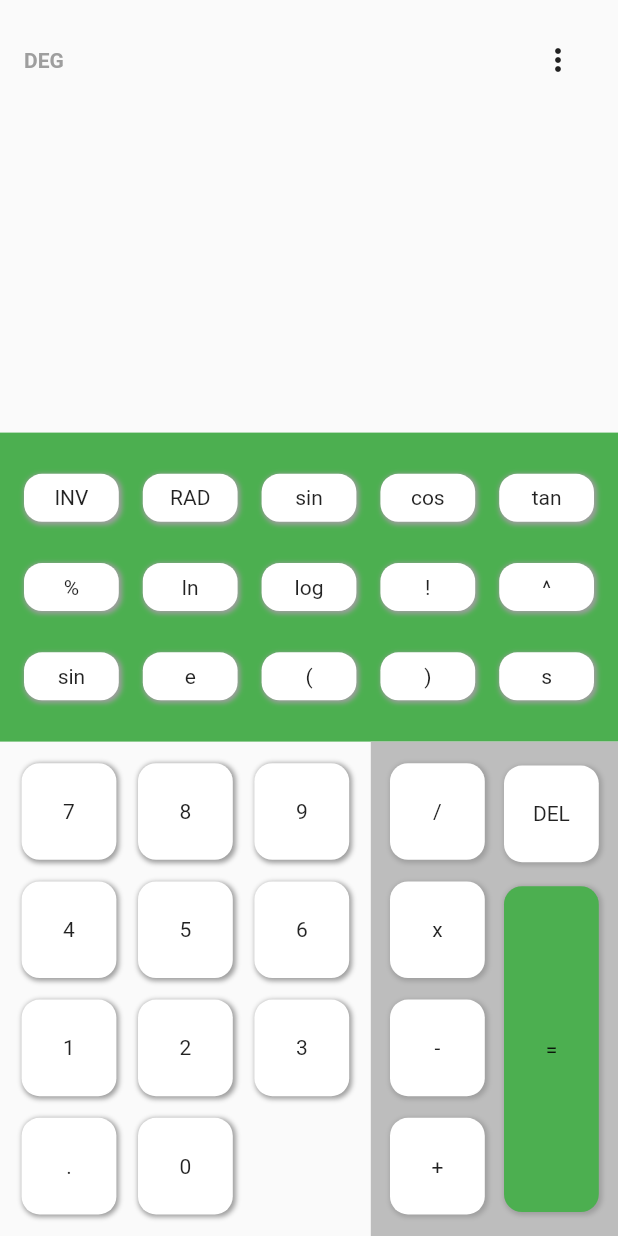
After one commit to keepdeploying/calculator, a Flutter app: the screen it shows after launch, on a phone screen of 412 x 824 dp. The commit adds this screen. Run offline on Flutter 3.47's test engine with Material 2 defaults, Android fonts, the phone set to English and light mode, and no system bars; our stand-ins replace get_it, injectable, stacked.

Commit message:
chore: implement display with stacked architecture
use a display service to keep the current displayed text.
update calc_buttons and calculator to use views and viewmodels.
make values of pressed buttons to reflect in the display

```diff
--- /dev/null
+++ b/lib/app/locator.dart
@@ -0,0 +1,9 @@
+import 'package:get_it/get_it.dart';
+import 'package:injectable/injectable.dart';
+
+import 'locator.config.dart';
+
+final locator = GetIt.instance;
+
+@InjectableInit()
+void configureDependencies() => $initGetIt(locator);
--- /dev/null
+++ b/lib/services/display.service.dart
@@ -0,0 +1,17 @@
+import 'package:injectable/injectable.dart';
+import 'package:stacked/stacked.dart';
+
+@singleton
+class DisplayService with ReactiveServiceMixin {
+  final ReactiveValue<String> _current = ReactiveValue<String>('');
+  String get current => _current.value;
+
+  DisplayService() {
+    listenToReactiveValues([_current]);
+  }
+
+  void updateDisplay(String text) {
+    _current.value += text;
+    notifyListeners();
+  }
+}
--- /dev/null
+++ b/lib/ui/views/calc_button/calc_button_view.dart
@@ -0,0 +1,43 @@
+import 'package:calculator/ui/views/calc_button/calc_button_viewmodel.dart';
+import 'package:flutter/material.dart';
+import 'package:stacked/stacked.dart';
+
+class CalcButtonView extends StatelessWidget {
+  const CalcButtonView(this.text, {Key? key, this.color, this.height})
+      : super(key: key);
+
+  final Color? color;
+  final double? height;
+  final String text;
+
+  @override
+  Widget build(BuildContext context) {
+    return ViewModelBuilder<CalcButtonViewModel>.nonReactive(
+      viewModelBuilder: () => CalcButtonViewModel(),
+      builder: (context, model, _) => GestureDetector(
+        child: Container(
+          child: Center(child: Text(text)),
+          decoration: BoxDecoration(
+            borderRadius: BorderRadius.circular(12),
+            boxShadow: const [
+              BoxShadow(
+                color: Colors.grey,
+                offset: Offset(1, 1),
+                blurRadius: 2,
+                spreadRadius: 0.5,
+              ),
+            ],
+            color: color ?? Colors.white,
+          ),
+          height: height,
+          padding: const EdgeInsets.symmetric(
+            horizontal: 8,
+            vertical: 8,
+          ),
+          width: (MediaQuery.of(context).size.width - 96) / 5,
+        ),
+        onTap: () => model.pressed(text),
+      ),
+    );
+  }
+}
--- /dev/null
+++ b/lib/ui/views/calc_button/calc_button_viewmodel.dart
@@ -0,0 +1,11 @@
+import 'package:stacked/stacked.dart';
+
+import '../../../app/locator.dart';
+import '../../../services/display.service.dart';
+
+
+class CalcButtonViewModel extends BaseViewModel {
+  final _displayService = locator<DisplayService>();
+
+  void pressed(String text) => _displayService.updateDisplay(text);
+}
--- /dev/null
+++ b/lib/ui/views/calculator/calculator_view.dart
@@ -0,0 +1,152 @@
+import 'package:calculator/ui/views/calculator/calculator_viewmodel.dart';
+import 'package:flutter/material.dart';
+import 'package:stacked/stacked.dart';
+
+import '../calc_button/calc_button_view.dart';
+
+class CalculatorView extends StatelessWidget {
+  const CalculatorView({Key? key}) : super(key: key);
+
+  @override
+  Widget build(BuildContext context) {
+    return ViewModelBuilder<CalculatorViewModel>.reactive(
+        viewModelBuilder: () => CalculatorViewModel(),
+        builder: (context, model, child) {
+          final _h = MediaQuery.of(context).size.height;
+          final screenWidth = MediaQuery.of(context).size.width;
+
+          return Scaffold(
+            body: SafeArea(
+              child: Column(
+                children: [
+                  Container(
+                    child: Column(
+                      mainAxisAlignment: MainAxisAlignment.spaceBetween,
+                      crossAxisAlignment: CrossAxisAlignment.end,
+                      children: [
+                        Row(
+                          mainAxisAlignment: MainAxisAlignment.spaceBetween,
+                          children: [
+                            const Text(
+                              'DEG',
+                              style: TextStyle(
+                                color: Colors.grey,
+                                fontWeight: FontWeight.bold,
+                              ),
+                            ),
+                            PopupMenuButton(
+                              itemBuilder: (context) => const [
+                                PopupMenuItem(child: Text('History')),
+                              ],
+                            )
+                          ],
+                        ),
+                        Text(
+                          model.current,
+                          style: Theme.of(context).textTheme.headline6,
+                        ),
+                      ],
+                    ),
+                    height: MediaQuery.of(context).size.height * 0.35,
+                    padding: const EdgeInsets.all(16),
+                  ),
+                  Container(
+                    color: Colors.green,
+                    child: Column(
+                      mainAxisAlignment: MainAxisAlignment.spaceEvenly,
+                      children: [
+                        ['INV', 'RAD', 'sin', 'cos', 'tan'],
+                        ['%', 'ln', 'log', '!', '^'],
+                        ['sin', 'e', '(', ')', 's']
+                      ]
+                          .map(
+                            (row) => Row(
+                              mainAxisAlignment: MainAxisAlignment.spaceEvenly,
+                              children: row
+                                  .map((text) => CalcButtonView(text))
+                                  .toList(),
+                            ),
+                          )
+                          .toList(),
+                    ),
+                    height: MediaQuery.of(context).size.height * 0.25,
+                  ),
+                  Expanded(
+                    child: Row(
+                      children: [
+                        SizedBox(
+                          child: Column(
+                            mainAxisAlignment: MainAxisAlignment.spaceEvenly,
+                            children: [
+                              ['7', '8', '9'],
+                              ['4', '5', '6'],
+                              ['1', '2', '3'],
+                              ['.', '0', ''],
+                            ]
+                                .map(
+                                  (row) => Row(
+                                    mainAxisAlignment:
+                                        MainAxisAlignment.spaceEvenly,
+                                    children: row
+                                        .map(
+                                          (text) => Opacity(
+                                            opacity: text == '' ? 0 : 1,
+                                            child: CalcButtonView(
+                                              text,
+                                              height: ((_h * 0.4) - 72) / 4,
+                                            ),
+                                          ),
+                                        )
+                                        .toList(),
+                                  ),
+                                )
+                                .toList(),
+                          ),
+                          width: screenWidth * 0.6,
+                        ),
+                        Container(
+                          color: Colors.grey[400],
+                          child: Row(
+                            mainAxisAlignment: MainAxisAlignment.spaceEvenly,
+                            children: [
+                              Column(
+                                mainAxisAlignment:
+                                    MainAxisAlignment.spaceEvenly,
+                                children: ['/', 'x', '-', '+']
+                                    .map(
+                                      (text) => CalcButtonView(
+                                        text,
+                                        height: ((_h * 0.4) - 72) / 4,
+                                      ),
+                                    )
+                                    .toList(),
+                              ),
+                              Column(
+                                mainAxisAlignment:
+                                    MainAxisAlignment.spaceEvenly,
+                                children: [
+                                  CalcButtonView(
+                                    'DEL',
+                                    height: ((_h * 0.4) - 72) / 4,
+                                  ),
+                                  CalcButtonView(
+                                    '=',
+                                    color: Colors.green,
+                                    height: 24 + (((_h * 0.4) - 72) / 4) * 3,
+                                  )
+                                ],
+                              ),
+                            ],
+                          ),
+                          width: screenWidth * 0.4,
+                        ),
+                      ],
+                    ),
+                  ),
+                ],
+              ),
+            ),
+          );
+        });
+  }
+}
--- /dev/null
+++ b/lib/ui/views/calculator/calculator_viewmodel.dart
@@ -0,0 +1,13 @@
+import 'package:stacked/stacked.dart';
+
+import '../../../app/locator.dart';
+import '../../../services/display.service.dart';
+
+class CalculatorViewModel extends ReactiveViewModel {
+  final _displayService = locator<DisplayService>();
+
+  @override
+  List<ReactiveServiceMixin> get reactiveServices => [_displayService];
+
+  String get current => _displayService.current;
+}
--- a/pubspec.yaml
+++ b/pubspec.yaml
@@ -10,11 +10,16 @@ dependencies:
   flutter:
     sdk: flutter
   cupertino_icons: ^1.0.2
+  stacked: ^2.3.0
+  get_it: ^7.2.0
+  injectable: ^1.5.3
 
 dev_dependencies:
   flutter_test:
     sdk: flutter
   flutter_lints: ^1.0.0
+  injectable_generator: ^1.5.3
+  build_runner: ^2.1.8
 
 flutter:
   uses-material-design: true
```
Also changed, not shown: lib/calc_button.dart (deleted, +0 -38 lines), lib/main.dart (+5 -134 lines), lib/app/locator.config.dart (added), pubspec.lock.
